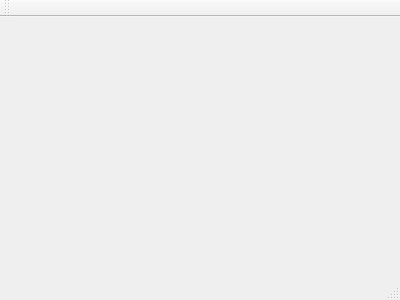
The window that mainwindow.ui (RPiAwesomeness/KeyboardMailQT) describes before a commit, drawn with Qt 5.
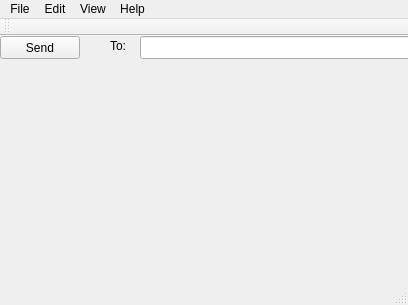
The same window after the commit. Icons and pictures are not drawn.

What changed in the file:
```diff
--- a/mainwindow.ui
+++ b/mainwindow.ui
@@ -1,24 +1,114 @@
 <ui version="4.0">
  <class>MainWindow</class>
- <widget class="QMainWindow" name="MainWindow" >
-  <property name="geometry" >
+ <widget class="QMainWindow" name="MainWindow">
+  <property name="geometry">
    <rect>
     <x>0</x>
     <y>0</y>
-    <width>400</width>
-    <height>300</height>
+    <width>408</width>
+    <height>305</height>
    </rect>
   </property>
   <property name="windowTitle" >
    <string>MainWindow</string>
   </property>
-  <widget class="QMenuBar" name="menuBar" />
-  <widget class="QToolBar" name="mainToolBar" />
-  <widget class="QWidget" name="centralWidget" />
-  <widget class="QStatusBar" name="statusBar" />
+  <widget class="QWidget" name="centralWidget">
+   <widget class="QPushButton" name="pushButton">
+    <property name="geometry">
+     <rect>
+      <x>0</x>
+      <y>0</y>
+      <width>80</width>
+      <height>23</height>
+     </rect>
+    </property>
+    <property name="text">
+     <string>Send</string>
+    </property>
+   </widget>
+   <widget class="QLineEdit" name="lineEdit">
+    <property name="geometry">
+     <rect>
+      <x>140</x>
+      <y>0</y>
+      <width>271</width>
+      <height>23</height>
+     </rect>
+    </property>
+   </widget>
+   <widget class="QLabel" name="label">
+    <property name="geometry">
+     <rect>
+      <x>110</x>
+      <y>0</y>
+      <width>21</width>
+      <height>20</height>
+     </rect>
+    </property>
+    <property name="text">
+     <string>To:</string>
+    </property>
+   </widget>
+  </widget>
+  <widget class="QMenuBar" name="menuBar">
+   <property name="geometry">
+    <rect>
+     <x>0</x>
+     <y>0</y>
+     <width>408</width>
+     <height>20</height>
+    </rect>
+   </property>
+   <widget class="QMenu" name="menuKeyboardMail">
+    <property name="title">
+     <string>File</string>
+    </property>
+    <addaction name="actionQuit"/>
+   </widget>
+   <widget class="QMenu" name="menuEdit">
+    <property name="title">
+     <string>Edit</string>
+    </property>
+   </widget>
+   <widget class="QMenu" name="menuView">
+    <property name="title">
+     <string>View</string>
+    </property>
+   </widget>
+   <widget class="QMenu" name="menuHelp">
+    <property name="title">
+     <string>Help</string>
+    </property>
+   </widget>
+   <addaction name="menuKeyboardMail"/>
+   <addaction name="menuEdit"/>
+   <addaction name="menuView"/>
+   <addaction name="menuHelp"/>
+  </widget>
+  <widget class="QToolBar" name="mainToolBar">
+   <attribute name="toolBarArea">
+    <enum>TopToolBarArea</enum>
+   </attribute>
+   <attribute name="toolBarBreak">
+    <bool>false</bool>
+   </attribute>
+  </widget>
+  <widget class="QStatusBar" name="statusBar"/>
+  <action name="actionQuit">
+   <property name="icon">
+    <iconset theme="quit">
+     <normaloff/>
+    </iconset>
+   </property>
+   <property name="text">
+    <string>Quit</string>
+   </property>
+   <property name="shortcut">
+    <string>Ctrl+Q</string>
+   </property>
+  </action>
  </widget>
- <layoutDefault spacing="6" margin="11" />
- <pixmapfunction></pixmapfunction>
+ <layoutdefault spacing="6" margin="11"/>
  <resources/>
  <connections/>
 </ui>
```
Left out of the diff: 5 changed lines with no effect on the pictures.
